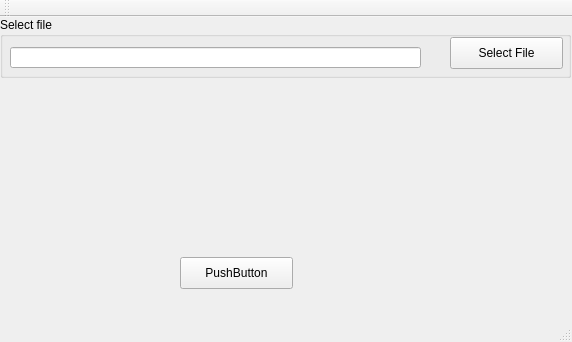
Before: the Qt Designer form resources/gui/mainwindow.ui in ihor-pyvovarnyk/oae-sound-processing-tool, drawn with Qt 5.
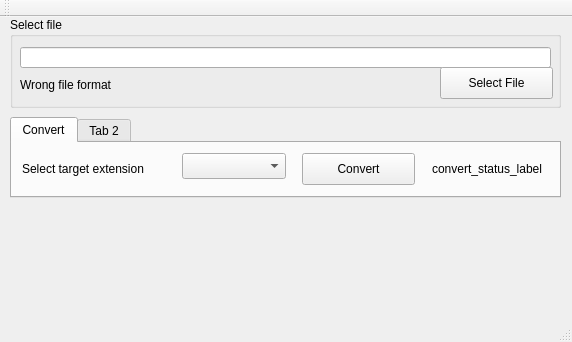
After: the same form once the commit is applied.

Patch:
```diff
--- a/resources/gui/mainwindow.ui
+++ b/resources/gui/mainwindow.ui
@@ -14,26 +14,13 @@
    <string>MainWindow</string>
   </property>
   <widget class="QWidget" name="centralWidget">
-   <widget class="QPushButton" name="pushButton">
-    <property name="geometry">
-     <rect>
-      <x>180</x>
-      <y>240</y>
-      <width>113</width>
-      <height>32</height>
-     </rect>
-    </property>
-    <property name="text">
-     <string>PushButton</string>
-    </property>
-   </widget>
    <widget class="QGroupBox" name="groupBox">
     <property name="geometry">
      <rect>
-      <x>0</x>
+      <x>10</x>
       <y>0</y>
-      <width>571</width>
-      <height>61</height>
+      <width>551</width>
+      <height>91</height>
      </rect>
     </property>
     <property name="title">
@@ -44,16 +31,19 @@
       <rect>
        <x>10</x>
        <y>30</y>
-       <width>411</width>
+       <width>531</width>
        <height>21</height>
       </rect>
      </property>
+     <property name="readOnly">
+      <bool>true</bool>
+     </property>
     </widget>
     <widget class="QPushButton" name="selectFile">
      <property name="geometry">
       <rect>
-       <x>450</x>
-       <y>20</y>
+       <x>430</x>
+       <y>50</y>
        <width>113</width>
        <height>32</height>
       </rect>
@@ -61,6 +51,94 @@
      <property name="text">
       <string>Select File</string>
      </property>
+    </widget>
+    <widget class="QLabel" name="invalid_file_label">
+     <property name="geometry">
+      <rect>
+       <x>10</x>
+       <y>60</y>
+       <width>411</width>
+       <height>16</height>
+      </rect>
+     </property>
+     <property name="text">
+      <string>Wrong file format</string>
+     </property>
+    </widget>
+   </widget>
+   <widget class="QTabWidget" name="tabWidget">
+    <property name="geometry">
+     <rect>
+      <x>10</x>
+      <y>100</y>
+      <width>551</width>
+      <height>81</height>
+     </rect>
+    </property>
+    <property name="layoutDirection">
+     <enum>Qt::LeftToRight</enum>
+    </property>
+    <widget class="QWidget" name="tab">
+     <attribute name="title">
+      <string>Convert</string>
+     </attribute>
+     <widget class="QComboBox" name="convert_target_ext_combo_box">
+      <property name="geometry">
+       <rect>
+        <x>170</x>
+        <y>10</y>
+        <width>104</width>
+        <height>26</height>
+       </rect>
+      </property>
+     </widget>
+     <widget class="QPushButton" name="convert_btn">
+      <property name="geometry">
+       <rect>
+        <x>290</x>
+        <y>10</y>
+        <width>113</width>
+        <height>32</height>
+       </rect>
+      </property>
+      <property name="cursor">
+       <cursorShape>PointingHandCursor</cursorShape>
+      </property>
+      <property name="text">
+       <string>Convert</string>
+      </property>
+     </widget>
+     <widget class="QLabel" name="select_extension_label">
+      <property name="geometry">
+       <rect>
+        <x>10</x>
+        <y>10</y>
+        <width>151</width>
+        <height>31</height>
+       </rect>
+      </property>
+      <property name="text">
+       <string>Select target extension</string>
+      </property>
+     </widget>
+     <widget class="QLabel" name="convert_status_label">
+      <property name="geometry">
+       <rect>
+        <x>420</x>
+        <y>10</y>
+        <width>111</width>
+        <height>31</height>
+       </rect>
+      </property>
+      <property name="text">
+       <string>convert_status_label</string>
+      </property>
+     </widget>
+    </widget>
+    <widget class="QWidget" name="tab_2">
+     <attribute name="title">
+      <string>Tab 2</string>
+     </attribute>
     </widget>
    </widget>
   </widget>
```
Left out of the diff: 10 changed lines with no effect on the pictures.
